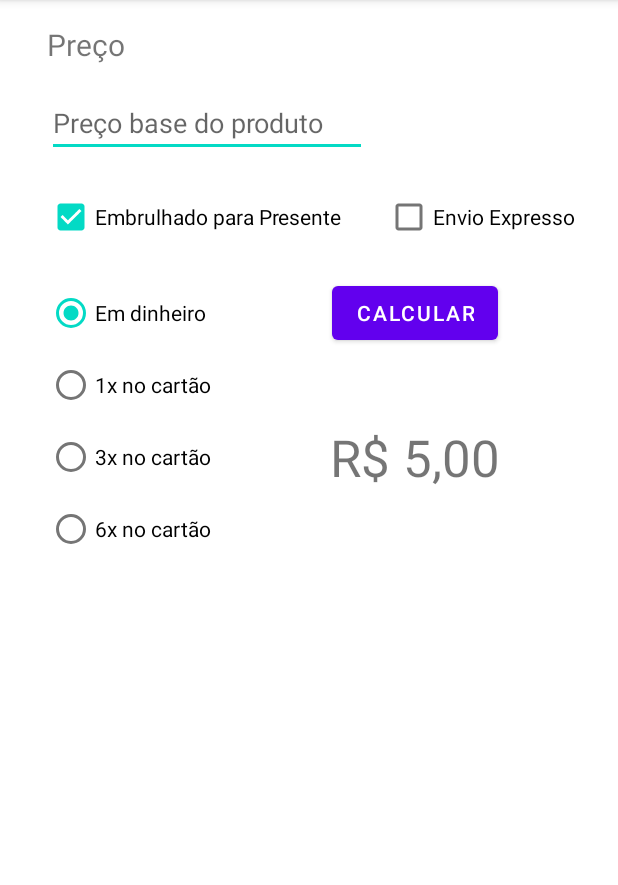
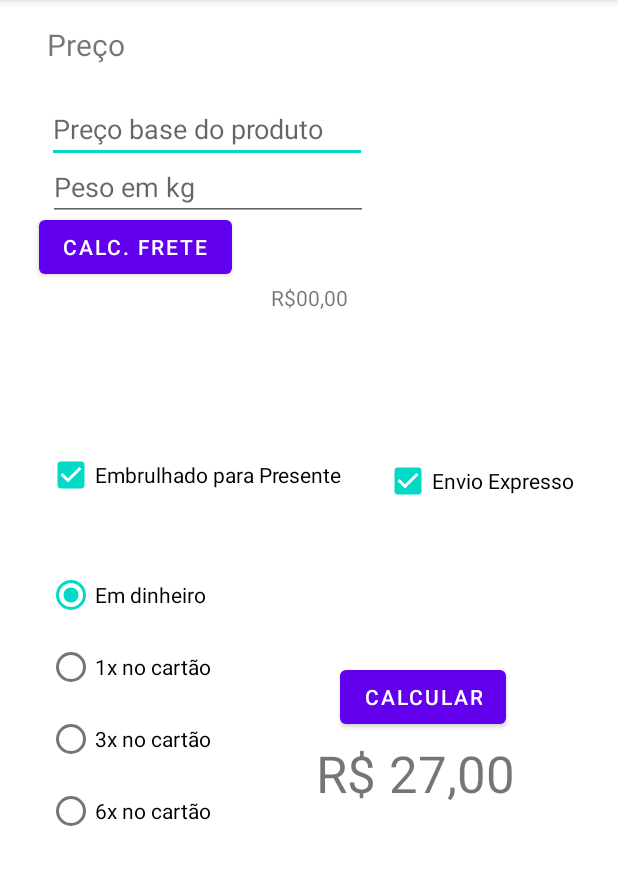
Before and after one commit to Fegsilva95/calculaPreco, an Android app: the screen it shows after launch (MainActivity), after a tap on "Embrulhado para Presente", on a phone screen of 412 x 824 dp, the part 84-969 px from its top. Run offline under Robolectric (Android 15) with nearby library versions, the phone set to English and light mode, and no system bars; 1 statement that could not run was skipped; 1 other tap on this screen came first.

Commit message:
finish atividade 3

```diff
--- a/app/src/main/java/com/example/calculapreo/MainActivity.java
+++ b/app/src/main/java/com/example/calculapreo/MainActivity.java
@@ -14,7 +14,9 @@ import java.util.Locale;
 
 public class MainActivity extends AppCompatActivity {
     private TextView finalPriceTextView;
+    private TextView freteValueTextView;
     private EditText productPrice;
+    private EditText pesoTextView;
     private CheckBox checkBoxGift;
     private CheckBox checkBoxExpress;
     private RadioGroup radioGroupPayment;
@@ -46,6 +48,26 @@ public class MainActivity extends AppCompatActivity {
 
     }
 
+    public void calculateFrete(View view){
+        freteValueTextView = findViewById(R.id.freteValue);
+        pesoTextView = findViewById(R.id.pesoInput);
+
+        Double peso = 0.0;
+        peso = Double.parseDouble(pesoTextView.getText().toString());
+
+        Locale locale = new Locale("pt", "BR");
+        freteValueTextView.setText(NumberFormat.getCurrencyInstance(locale).format(10+(4*peso)));
+    }
+
+    private double calculateFreteToFinalValue(){
+        freteValueTextView = findViewById(R.id.freteValue);
+        pesoTextView = findViewById(R.id.pesoInput);
+
+        Double peso = 0.0;
+        peso = Double.parseDouble(pesoTextView.getText().toString());
+        return 10+(4*peso);
+    }
+
     public void calculate(View view){
         Double price = 0.0;
         try {
@@ -75,6 +97,7 @@ public class MainActivity extends AppCompatActivity {
         }
 
         Locale locale = new Locale("pt", "BR");
+        finalPrice += calculateFreteToFinalValue();
 
         finalPriceTextView.setText(NumberFormat.getCurrencyInstance(locale).format(finalPrice));
     }
--- a/app/src/main/res/layout/activity_main.xml
+++ b/app/src/main/res/layout/activity_main.xml
@@ -27,7 +27,7 @@
         android:id="@+id/productPrice"
         android:layout_width="wrap_content"
         android:layout_height="wrap_content"
-        android:layout_marginTop="16dp"
+        android:layout_marginTop="20dp"
         android:layout_marginEnd="16dp"
         android:ems="10"
         android:hint="Preço base do produto"
@@ -37,29 +37,47 @@
         app:layout_constraintStart_toStartOf="@+id/textView"
         app:layout_constraintTop_toBottomOf="@+id/textView" />
 
-    <CheckBox
-        android:id="@+id/checkBoxGift"
+    <EditText
+        android:id="@+id/pesoInput"
         android:layout_width="wrap_content"
         android:layout_height="wrap_content"
-        android:layout_marginTop="16dp"
-        android:text="Embrulhado para Presente"
-        app:layout_constraintStart_toStartOf="@+id/productPrice"
+        android:layout_marginStart="32dp"
+        android:ems="10"
+        android:hint="Peso em kg"
+        android:inputType="numberDecimal"
+        app:layout_constraintBottom_toTopOf="@+id/freteButton"
+        app:layout_constraintEnd_toEndOf="parent"
+        app:layout_constraintHorizontal_bias="0.0"
+        app:layout_constraintStart_toStartOf="parent"
         app:layout_constraintTop_toBottomOf="@+id/productPrice" />
 
-    <CheckBox
-        android:id="@+id/checkBoxExpress"
+    <TextView
+        android:id="@+id/freteValue"
         android:layout_width="wrap_content"
         android:layout_height="wrap_content"
-        android:text="Envio Expresso"
+        android:text="R$00,00"
         app:layout_constraintEnd_toEndOf="parent"
-        app:layout_constraintStart_toEndOf="@+id/checkBoxGift"
-        app:layout_constraintTop_toTopOf="@+id/checkBoxGift" />
+        app:layout_constraintStart_toStartOf="parent"
+        app:layout_constraintTop_toBottomOf="@+id/freteButton" />
+
+    <TextView
+        android:id="@+id/finalPriceTextView"
+        android:layout_width="wrap_content"
+        android:layout_height="wrap_content"
+        android:text="R$00,00"
+        android:textSize="34sp"
+        app:layout_constraintBottom_toBottomOf="@+id/radioGroupPayment"
+        app:layout_constraintEnd_toEndOf="parent"
+        app:layout_constraintHorizontal_bias="0.503"
+        app:layout_constraintStart_toEndOf="@+id/radioGroupPayment"
+        app:layout_constraintTop_toBottomOf="@+id/calcular"
+        app:layout_constraintVertical_bias="0.12" />
 
     <RadioGroup
         android:id="@+id/radioGroupPayment"
         android:layout_width="wrap_content"
         android:layout_height="wrap_content"
-        android:layout_marginTop="16dp"
+        android:layout_marginTop="32dp"
         app:layout_constraintStart_toStartOf="@+id/checkBoxGift"
         app:layout_constraintTop_toBottomOf="@+id/checkBoxGift">
 
@@ -90,24 +108,46 @@
     </RadioGroup>
 
     <Button
+        android:id="@+id/freteButton"
+        android:layout_width="wrap_content"
+        android:layout_height="wrap_content"
+        android:layout_marginTop="32dp"
+        android:onClick="calculateFrete"
+        android:text="Calc. Frete"
+        app:layout_constraintEnd_toStartOf="@+id/freteValue"
+        app:layout_constraintStart_toStartOf="parent"
+        app:layout_constraintTop_toBottomOf="@+id/productPrice" />
+
+    <Button
         android:id="@+id/calcular"
         android:layout_width="wrap_content"
         android:layout_height="wrap_content"
+        android:layout_marginTop="68dp"
         android:onClick="calculate"
         android:text="Calcular"
         app:layout_constraintEnd_toEndOf="parent"
+        app:layout_constraintHorizontal_bias="0.537"
         app:layout_constraintStart_toEndOf="@+id/radioGroupPayment"
         app:layout_constraintTop_toTopOf="@+id/radioGroupPayment" />
 
-    <TextView
-        android:id="@+id/finalPriceTextView"
+    <CheckBox
+        android:id="@+id/checkBoxExpress"
         android:layout_width="wrap_content"
         android:layout_height="wrap_content"
-        android:text="R$00,00"
-        android:textSize="34sp"
-        app:layout_constraintBottom_toBottomOf="@+id/radioGroupPayment"
+        android:layout_marginTop="4dp"
+        android:text="Envio Expresso"
         app:layout_constraintEnd_toEndOf="parent"
-        app:layout_constraintStart_toEndOf="@+id/radioGroupPayment"
-        app:layout_constraintTop_toBottomOf="@+id/calcular" />
+        app:layout_constraintHorizontal_bias="0.49"
+        app:layout_constraintStart_toEndOf="@+id/checkBoxGift"
+        app:layout_constraintTop_toTopOf="@+id/checkBoxGift" />
+
+    <CheckBox
+        android:id="@+id/checkBoxGift"
+        android:layout_width="wrap_content"
+        android:layout_height="wrap_content"
+        android:layout_marginTop="184dp"
+        android:text="Embrulhado para Presente"
+        app:layout_constraintStart_toStartOf="@+id/productPrice"
+        app:layout_constraintTop_toBottomOf="@+id/productPrice" />
 
 </androidx.constraintlayout.widget.ConstraintLayout>
```
